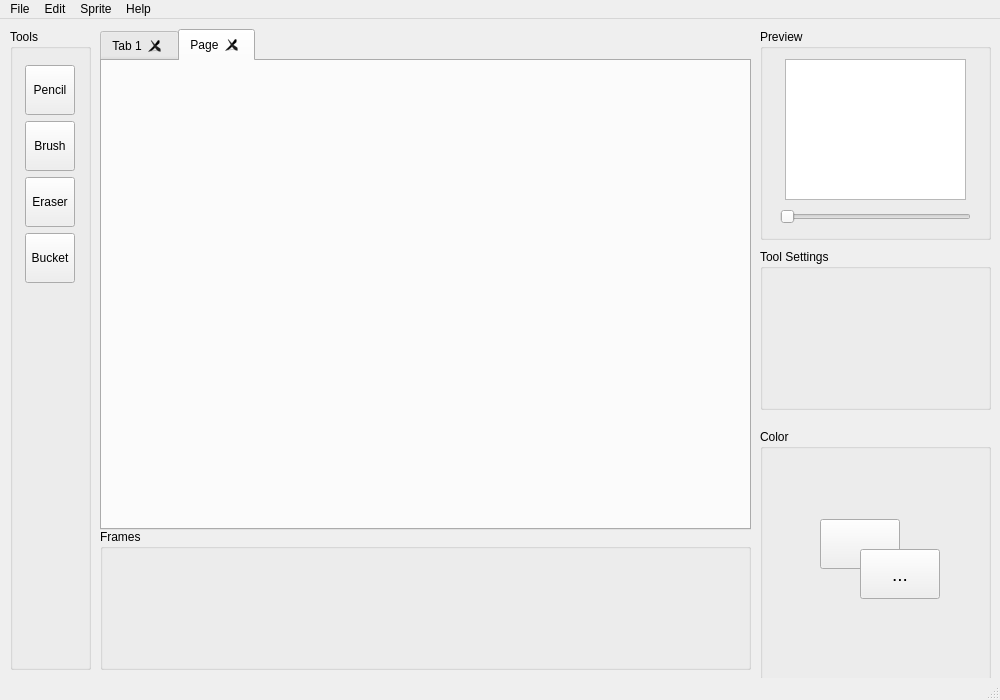
First picture: the form in mainwindow.ui, repository jeffohh/Sprite-Editor, before the edit.
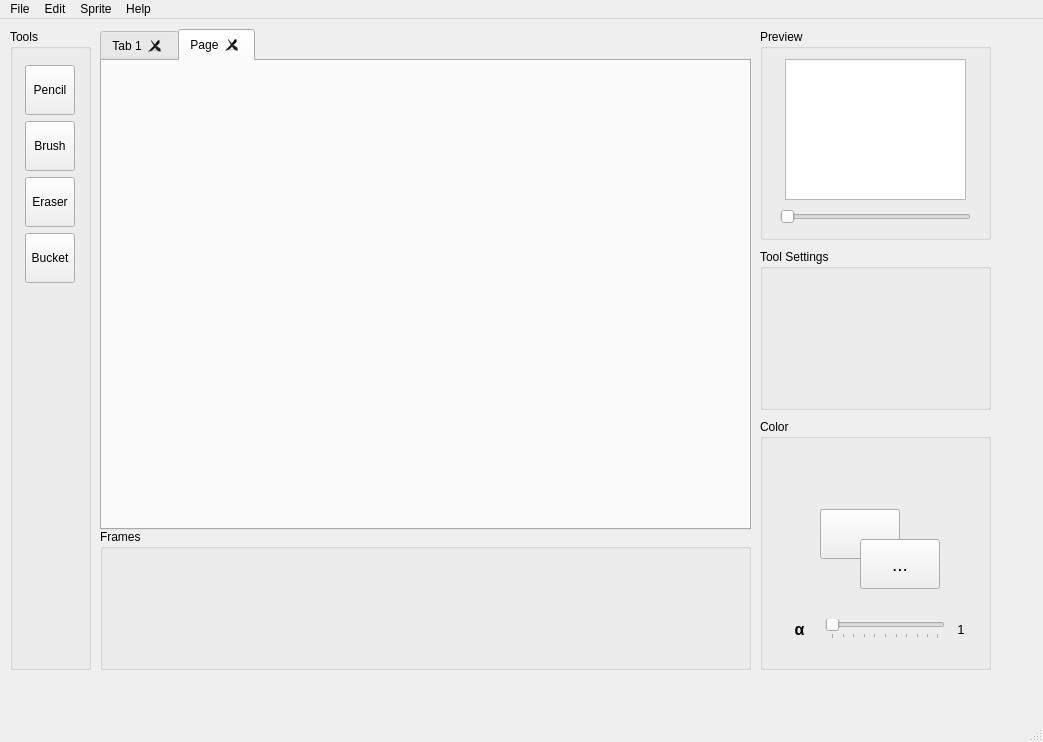
Second picture: the form after the edit.

Commit message: Implemented alpha setting for color picker

Diff of the .ui file:
```diff
--- a/mainwindow.ui
+++ b/mainwindow.ui
@@ -6,8 +6,8 @@
    <rect>
     <x>0</x>
     <y>0</y>
-    <width>1000</width>
-    <height>700</height>
+    <width>1043</width>
+    <height>742</height>
    </rect>
   </property>
   <property name="windowTitle">
@@ -240,7 +240,7 @@
     <property name="geometry">
      <rect>
       <x>760</x>
-      <y>410</y>
+      <y>400</y>
       <width>231</width>
       <height>251</height>
      </rect>
@@ -257,6 +257,12 @@
        <height>50</height>
       </rect>
      </property>
+     <property name="sizePolicy">
+      <sizepolicy hsizetype="MinimumExpanding" vsizetype="MinimumExpanding">
+       <horstretch>0</horstretch>
+       <verstretch>0</verstretch>
+      </sizepolicy>
+     </property>
      <property name="minimumSize">
       <size>
        <width>50</width>
@@ -276,6 +282,12 @@
        <height>50</height>
       </rect>
      </property>
+     <property name="sizePolicy">
+      <sizepolicy hsizetype="MinimumExpanding" vsizetype="MinimumExpanding">
+       <horstretch>0</horstretch>
+       <verstretch>0</verstretch>
+      </sizepolicy>
+     </property>
      <property name="minimumSize">
       <size>
        <width>50</width>
@@ -291,6 +303,98 @@
       <string>...</string>
      </property>
     </widget>
+    <widget class="QWidget" name="horizontalLayoutWidget">
+     <property name="geometry">
+      <rect>
+       <x>20</x>
+       <y>190</y>
+       <width>191</width>
+       <height>41</height>
+      </rect>
+     </property>
+     <layout class="QHBoxLayout" name="horizontalLayout">
+      <item>
+       <widget class="QLabel" name="alphaLabel">
+        <property name="sizePolicy">
+         <sizepolicy hsizetype="MinimumExpanding" vsizetype="Preferred">
+          <horstretch>0</horstretch>
+          <verstretch>0</verstretch>
+         </sizepolicy>
+        </property>
+        <property name="minimumSize">
+         <size>
+          <width>20</width>
+          <height>0</height>
+         </size>
+        </property>
+        <property name="font">
+         <font>
+          <pointsize>12</pointsize>
+          <bold>true</bold>
+         </font>
+        </property>
+        <property name="text">
+         <string>α</string>
+        </property>
+        <property name="alignment">
+         <set>Qt::AlignCenter</set>
+        </property>
+       </widget>
+      </item>
+      <item>
+       <widget class="QSlider" name="alphaSlider">
+        <property name="sizePolicy">
+         <sizepolicy hsizetype="MinimumExpanding" vsizetype="Fixed">
+          <horstretch>0</horstretch>
+          <verstretch>0</verstretch>
+         </sizepolicy>
+        </property>
+        <property name="minimumSize">
+         <size>
+          <width>120</width>
+          <height>0</height>
+         </size>
+        </property>
+        <property name="orientation">
+         <enum>Qt::Horizontal</enum>
+        </property>
+        <property name="tickPosition">
+         <enum>QSlider::TicksBelow</enum>
+        </property>
+        <property name="tickInterval">
+         <number>10</number>
+        </property>
+       </widget>
+      </item>
+      <item>
+       <widget class="QLabel" name="alphaValueLabel">
+        <property name="sizePolicy">
+         <sizepolicy hsizetype="Fixed" vsizetype="Preferred">
+          <horstretch>0</horstretch>
+          <verstretch>0</verstretch>
+         </sizepolicy>
+        </property>
+        <property name="minimumSize">
+         <size>
+          <width>20</width>
+          <height>0</height>
+         </size>
+        </property>
+        <property name="font">
+         <font>
+          <pointsize>10</pointsize>
+         </font>
+        </property>
+        <property name="text">
+         <string>1</string>
+        </property>
+        <property name="alignment">
+         <set>Qt::AlignCenter</set>
+        </property>
+       </widget>
+      </item>
+     </layout>
+    </widget>
    </widget>
    <widget class="QGroupBox" name="groupBox_5">
     <property name="geometry">
@@ -311,7 +415,7 @@
     <rect>
      <x>0</x>
      <y>0</y>
-     <width>1000</width>
+     <width>1043</width>
      <height>17</height>
     </rect>
    </property>
```
The commit also changes 2 other files.
